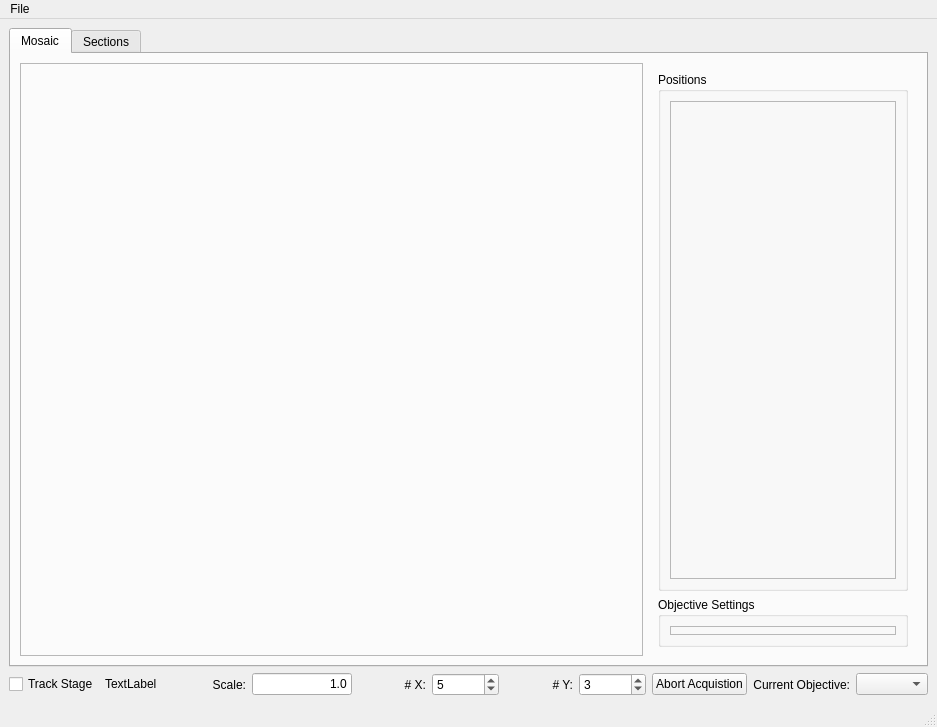
This is steve/qtdesigner/steve.ui in ZhuangLab/storm-control as Qt 5 draws it before an edit. The edited form follows.
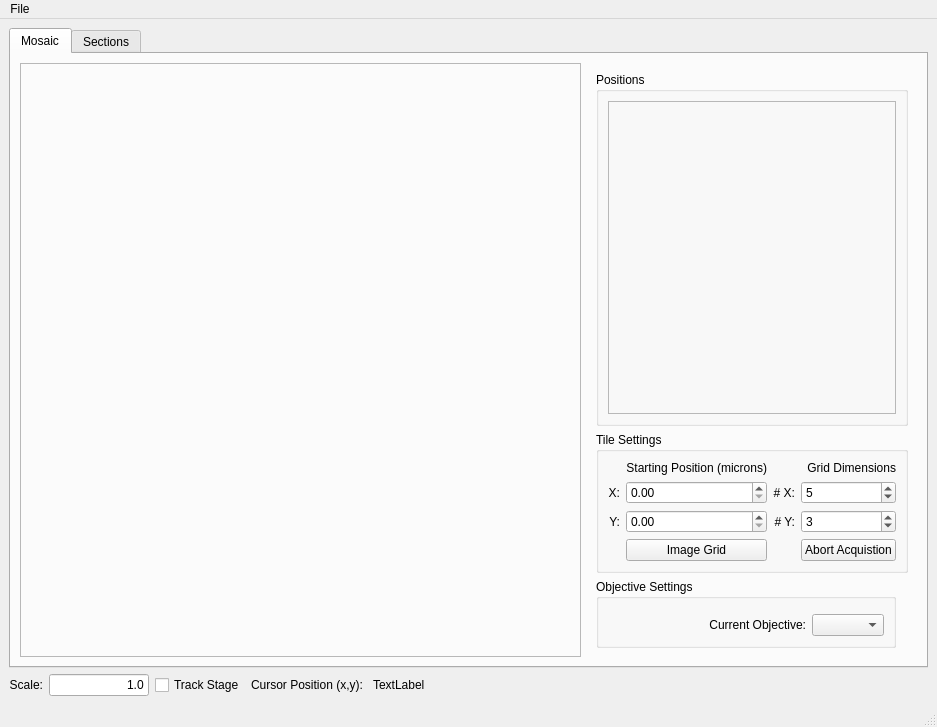
This is the edited form.

Commit message: Added x,y control for creating grids with steve

Patch:
```diff
--- a/steve/qtdesigner/steve.ui
+++ b/steve/qtdesigner/steve.ui
@@ -88,6 +88,135 @@
                 <property name="frameShadow">
                  <enum>QFrame::Raised</enum>
                 </property>
+                <zorder>groupBox</zorder>
+                <zorder>groupBox</zorder>
+               </widget>
+              </item>
+             </layout>
+            </widget>
+           </item>
+           <item>
+            <widget class="QGroupBox" name="groupBox">
+             <property name="minimumSize">
+              <size>
+               <width>0</width>
+               <height>100</height>
+              </size>
+             </property>
+             <property name="title">
+              <string>Tile Settings</string>
+             </property>
+             <layout class="QGridLayout" name="gridLayout_2">
+              <item row="4" column="3">
+               <widget class="QPushButton" name="abortButton">
+                <property name="text">
+                 <string>Abort Acquistion</string>
+                </property>
+               </widget>
+              </item>
+              <item row="0" column="3">
+               <widget class="QLabel" name="gridDimLabel">
+                <property name="font">
+                 <font>
+                  <weight>50</weight>
+                  <bold>false</bold>
+                 </font>
+                </property>
+                <property name="text">
+                 <string>Grid Dimensions</string>
+                </property>
+                <property name="alignment">
+                 <set>Qt::AlignRight|Qt::AlignTrailing|Qt::AlignVCenter</set>
+                </property>
+               </widget>
+              </item>
+              <item row="0" column="1">
+               <widget class="QLabel" name="startingPositionLabel">
+                <property name="font">
+                 <font>
+                  <weight>50</weight>
+                  <bold>false</bold>
+                 </font>
+                </property>
+                <property name="text">
+                 <string>Starting Position (microns)</string>
+                </property>
+                <property name="alignment">
+                 <set>Qt::AlignRight|Qt::AlignTrailing|Qt::AlignVCenter</set>
+                </property>
+               </widget>
+              </item>
+              <item row="3" column="3">
+               <widget class="QSpinBox" name="ySpinBox">
+                <property name="minimum">
+                 <number>1</number>
+                </property>
+                <property name="value">
+                 <number>3</number>
+                </property>
+               </widget>
+              </item>
+              <item row="1" column="3">
+               <widget class="QSpinBox" name="xSpinBox">
+                <property name="minimum">
+                 <number>1</number>
+                </property>
+                <property name="value">
+                 <number>5</number>
+                </property>
+               </widget>
+              </item>
+              <item row="3" column="2">
+               <widget class="QLabel" name="numYLabel">
+                <property name="text">
+                 <string># Y:</string>
+                </property>
+                <property name="alignment">
+                 <set>Qt::AlignRight|Qt::AlignTrailing|Qt::AlignVCenter</set>
+                </property>
+               </widget>
+              </item>
+              <item row="3" column="1">
+               <widget class="QDoubleSpinBox" name="doubleSpinBox_2"/>
+              </item>
+              <item row="1" column="0">
+               <widget class="QLabel" name="xPosLabel">
+                <property name="text">
+                 <string>X:</string>
+                </property>
+                <property name="alignment">
+                 <set>Qt::AlignRight|Qt::AlignTrailing|Qt::AlignVCenter</set>
+                </property>
+               </widget>
+              </item>
+              <item row="1" column="2">
+               <widget class="QLabel" name="numXLabel">
+                <property name="text">
+                 <string># X:</string>
+                </property>
+                <property name="alignment">
+                 <set>Qt::AlignRight|Qt::AlignTrailing|Qt::AlignVCenter</set>
+                </property>
+               </widget>
+              </item>
+              <item row="1" column="1">
+               <widget class="QDoubleSpinBox" name="doubleSpinBox"/>
+              </item>
+              <item row="3" column="0">
+               <widget class="QLabel" name="yPosLabel">
+                <property name="text">
+                 <string>Y:</string>
+                </property>
+                <property name="alignment">
+                 <set>Qt::AlignRight|Qt::AlignTrailing|Qt::AlignVCenter</set>
+                </property>
+               </widget>
+              </item>
+              <item row="4" column="1">
+               <widget class="QPushButton" name="imageGridButton">
+                <property name="text">
+                 <string>Image Grid</string>
+                </property>
                </widget>
               </item>
              </layout>
@@ -110,8 +239,8 @@
              <property name="title">
               <string>Objective Settings</string>
              </property>
-             <layout class="QVBoxLayout" name="verticalLayout_3">
-              <item>
+             <layout class="QGridLayout" name="gridLayout_4">
+              <item row="0" column="1" colspan="2">
                <widget class="QFrame" name="objectivesFrame">
                 <property name="frameShape">
                  <enum>QFrame::StyledPanel</enum>
@@ -121,6 +250,45 @@
                 </property>
                </widget>
               </item>
+              <item row="2" column="2">
+               <widget class="QComboBox" name="magComboBox">
+                <property name="sizePolicy">
+                 <sizepolicy hsizetype="Fixed" vsizetype="Fixed">
+                  <horstretch>0</horstretch>
+                  <verstretch>0</verstretch>
+                 </sizepolicy>
+                </property>
+                <property name="focusPolicy">
+                 <enum>Qt::ClickFocus</enum>
+                </property>
+                <property name="editable">
+                 <bool>false</bool>
+                </property>
+               </widget>
+              </item>
+              <item row="2" column="1">
+               <widget class="QLabel" name="objectiveLabel">
+                <property name="text">
+                 <string>Current Objective:</string>
+                </property>
+                <property name="alignment">
+                 <set>Qt::AlignRight|Qt::AlignTrailing|Qt::AlignVCenter</set>
+                </property>
+               </widget>
+              </item>
+              <item row="2" column="0">
+               <spacer name="horizontalSpacer">
+                <property name="orientation">
+                 <enum>Qt::Horizontal</enum>
+                </property>
+                <property name="sizeHint" stdset="0">
+                 <size>
+                  <width>40</width>
+                  <height>20</height>
+                 </size>
+                </property>
+               </spacer>
+              </item>
              </layout>
             </widget>
            </item>
@@ -303,26 +471,6 @@
     </item>
     <item>
      <layout class="QHBoxLayout" name="horizontalLayout">
-      <item>
-       <widget class="QCheckBox" name="trackStageCheckBox">
-        <property name="text">
-         <string>Track Stage</string>
-        </property>
-       </widget>
-      </item>
-      <item>
-       <widget class="QLabel" name="mosaicLabel">
-        <property name="sizePolicy">
-         <sizepolicy hsizetype="Preferred" vsizetype="Fixed">
-          <horstretch>0</horstretch>
-          <verstretch>0</verstretch>
-         </sizepolicy>
-        </property>
-        <property name="text">
-         <string>TextLabel</string>
-        </property>
-       </widget>
-      </item>
       <item>
        <widget class="QLabel" name="scaleLabel">
         <property name="text">
@@ -356,77 +504,50 @@
        </widget>
       </item>
       <item>
-       <widget class="QLabel" name="xLabel">
+       <widget class="QCheckBox" name="trackStageCheckBox">
         <property name="text">
-         <string># X:</string>
+         <string>Track Stage</string>
         </property>
-        <property name="alignment">
-         <set>Qt::AlignRight|Qt::AlignTrailing|Qt::AlignVCenter</set>
-        </property>
        </widget>
       </item>
       <item>
-       <widget class="QSpinBox" name="xSpinBox">
-        <property name="minimum">
-         <number>1</number>
+       <widget class="QLabel" name="cursorPosition">
+        <property name="sizePolicy">
+         <sizepolicy hsizetype="Preferred" vsizetype="Fixed">
+          <horstretch>0</horstretch>
+          <verstretch>0</verstretch>
+         </sizepolicy>
         </property>
-        <property name="value">
-         <number>5</number>
-        </property>
-       </widget>
-      </item>
-      <item>
-       <widget class="QLabel" name="yLabel">
         <property name="text">
-         <string># Y:</string>
+         <string>Cursor Position (x,y): </string>
         </property>
-        <property name="alignment">
-         <set>Qt::AlignRight|Qt::AlignTrailing|Qt::AlignVCenter</set>
-        </property>
        </widget>
       </item>
       <item>
-       <widget class="QSpinBox" name="ySpinBox">
-        <property name="minimum">
-         <number>1</number>
+       <widget class="QLabel" name="mosaicLabel">
+        <property name="sizePolicy">
+         <sizepolicy hsizetype="Preferred" vsizetype="Fixed">
+          <horstretch>0</horstretch>
+          <verstretch>0</verstretch>
+         </sizepolicy>
         </property>
-        <property name="value">
-         <number>3</number>
-        </property>
-       </widget>
-      </item>
-      <item>
-       <widget class="QPushButton" name="abortButton">
         <property name="text">
-         <string>Abort Acquistion</string>
+         <string>TextLabel</string>
         </property>
        </widget>
       </item>
       <item>
-       <widget class="QLabel" name="objectiveLabel">
-        <property name="text">
-         <string>Current Objective:</string>
+       <spacer name="horizontalSpacer_3">
+        <property name="orientation">
+         <enum>Qt::Horizontal</enum>
         </property>
-        <property name="alignment">
-         <set>Qt::AlignRight|Qt::AlignTrailing|Qt::AlignVCenter</set>
+        <property name="sizeHint" stdset="0">
+         <size>
+          <width>40</width>
+          <height>20</height>
+         </size>
         </property>
-       </widget>
-      </item>
-      <item>
-       <widget class="QComboBox" name="magComboBox">
-        <property name="sizePolicy">
-         <sizepolicy hsizetype="Fixed" vsizetype="Fixed">
-          <horstretch>0</horstretch>
-          <verstretch>0</verstretch>
-         </sizepolicy>
-        </property>
-        <property name="focusPolicy">
-         <enum>Qt::ClickFocus</enum>
-        </property>
-        <property name="editable">
-         <bool>false</bool>
-        </property>
-       </widget>
+       </spacer>
       </item>
      </layout>
     </item>
```
Left out of the diff: 7 changed lines with no effect on the pictures. The commit also changes 2 other files.
